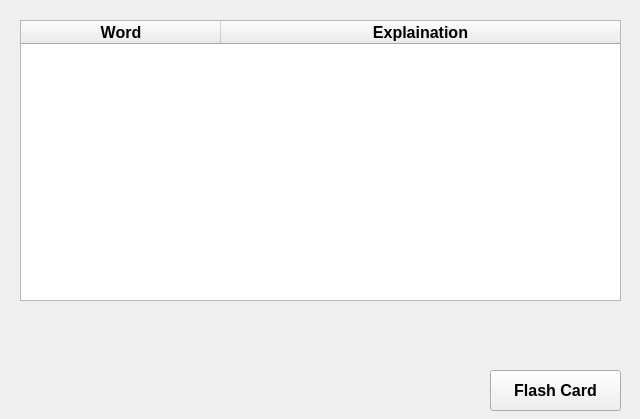
First picture: the form in third.ui, repository brainbrain02/Personal-Dictionary, before the edit.
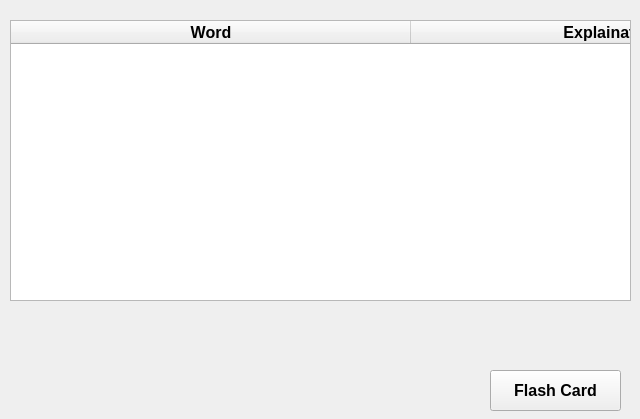
Second picture: the form after the edit.

```diff
--- a/third.ui
+++ b/third.ui
@@ -36,14 +36,61 @@
   <widget class="QTreeWidget" name="treeWidget">
    <property name="geometry">
     <rect>
-     <x>20</x>
+     <x>10</x>
      <y>20</y>
-     <width>601</width>
+     <width>621</width>
      <height>281</height>
     </rect>
    </property>
+   <property name="font">
+    <font>
+     <pointsize>12</pointsize>
+    </font>
+   </property>
+   <property name="horizontalScrollBarPolicy">
+    <enum>Qt::ScrollBarAlwaysOff</enum>
+   </property>
+   <property name="sizeAdjustPolicy">
+    <enum>QAbstractScrollArea::AdjustToContentsOnFirstShow</enum>
+   </property>
+   <property name="showDropIndicator" stdset="0">
+    <bool>false</bool>
+   </property>
+   <property name="dragEnabled">
+    <bool>false</bool>
+   </property>
+   <property name="textElideMode">
+    <enum>Qt::ElideRight</enum>
+   </property>
+   <property name="verticalScrollMode">
+    <enum>QAbstractItemView::ScrollPerPixel</enum>
+   </property>
+   <property name="itemsExpandable">
+    <bool>false</bool>
+   </property>
+   <property name="expandsOnDoubleClick">
+    <bool>true</bool>
+   </property>
+   <attribute name="headerVisible">
+    <bool>true</bool>
+   </attribute>
+   <attribute name="headerCascadingSectionResizes">
+    <bool>false</bool>
+   </attribute>
+   <attribute name="headerMinimumSectionSize">
+    <number>5</number>
+   </attribute>
    <attribute name="headerDefaultSectionSize">
-    <number>200</number>
+    <number>400</number>
+   </attribute>
+   <attribute name="headerHighlightSections">
+    <bool>true</bool>
+   </attribute>
+   <attribute name="headerShowSortIndicator" stdset="0">
+    <bool>false</bool>
+   </attribute>
+   <attribute name="headerStretchLastSection">
+    <bool>false</bool>
    </attribute>
    <column>
     <property name="text">
@@ -75,6 +122,21 @@
      <set>AlignCenter</set>
     </property>
    </column>
+   <column>
+    <property name="text">
+     <string>Test</string>
+    </property>
+    <property name="font">
+     <font>
+      <pointsize>12</pointsize>
+      <weight>75</weight>
+      <bold>true</bold>
+     </font>
+    </property>
+    <property name="textAlignment">
+     <set>AlignCenter</set>
+    </property>
+   </column>
   </widget>
  </widget>
  <resources/>
```
Left out of the diff: 2 changed lines with no effect on the pictures.
